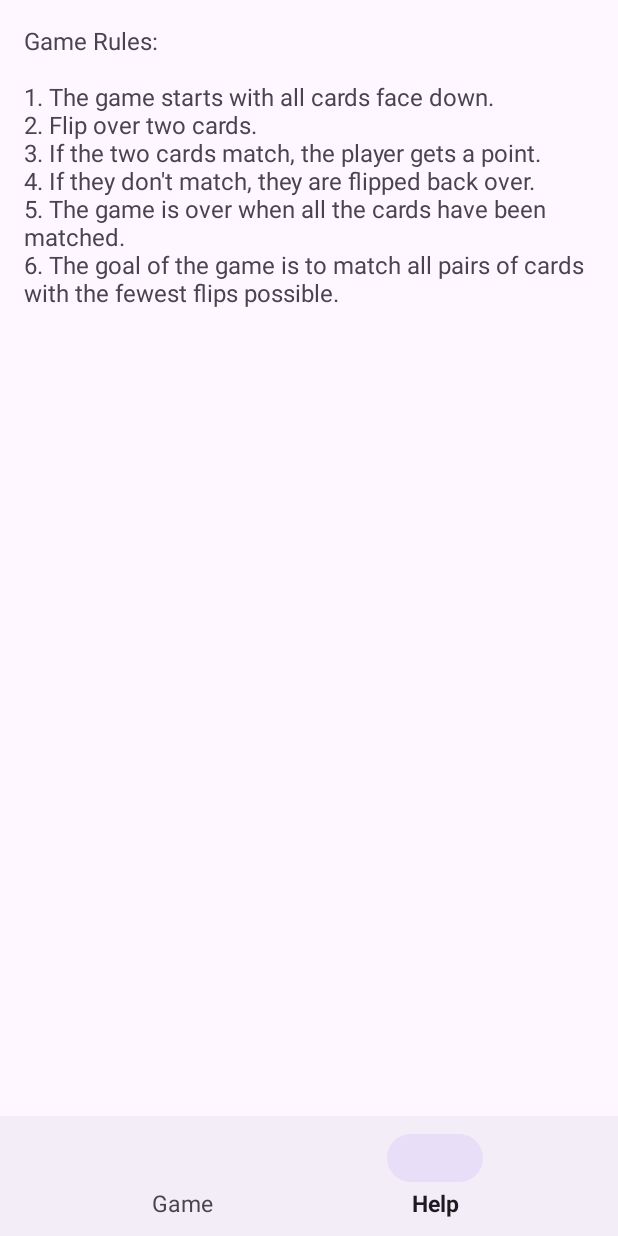
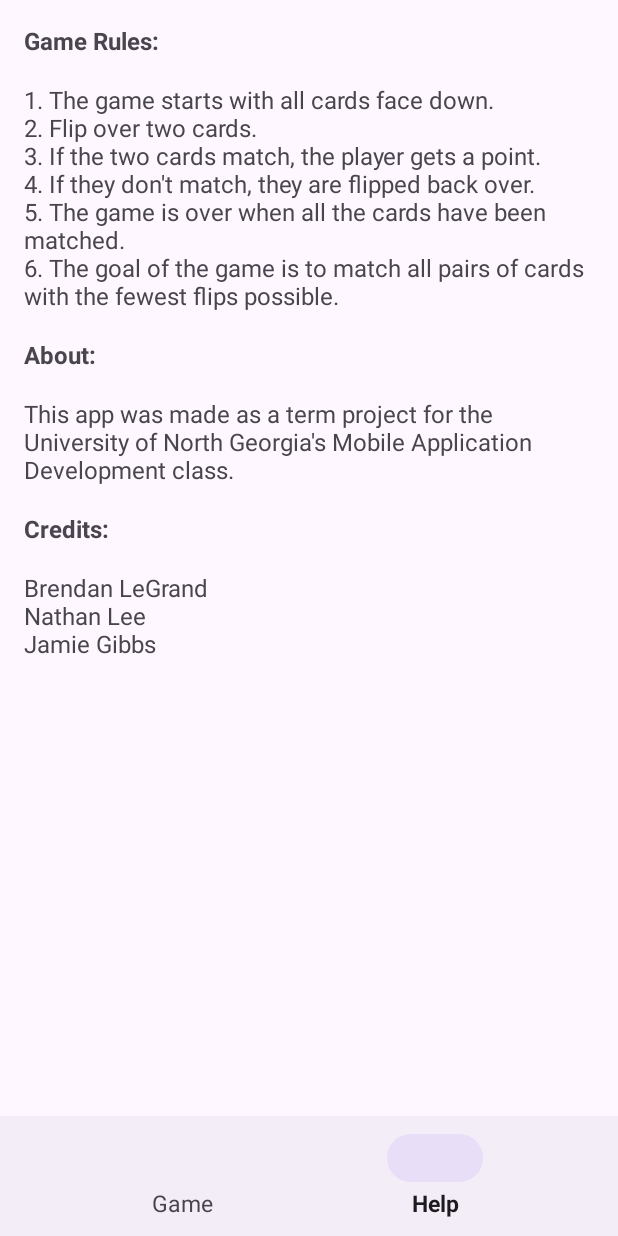
Before and after one commit to BrendanoElTaco/CSCI3660_Memory_Game, an Android app: the screen it shows after launch (MainActivity), item 2 of the bottom bar chosen, on a phone screen of 412 x 824 dp. Run offline under Robolectric (Android 15) with nearby library versions, the phone set to English and light mode, and no system bars.

Commit message:
Updated the help menu with more info

```diff
--- a/app/src/main/java/com/termproject/memorygame/HelpFragment.java
+++ b/app/src/main/java/com/termproject/memorygame/HelpFragment.java
@@ -1,6 +1,7 @@
 package com.termproject.memorygame;
 
 import android.os.Bundle;
+import android.text.Html;
 import android.view.LayoutInflater;
 import android.view.View;
 import android.view.ViewGroup;
@@ -15,19 +16,27 @@ public class HelpFragment extends Fragment {
     @Override
     public View onCreateView(LayoutInflater inflater, ViewGroup container, Bundle savedInstanceState) {
         View view = inflater.inflate(R.layout.fragment_help, container, false);
-
         rulesTextView = view.findViewById(R.id.rules_text_view);
 
-        // Set the game rules
-        String gameRules = "Game Rules:\n\n" +
-                "1. The game starts with all cards face down.\n" +
-                "2. Flip over two cards.\n" +
-                "3. If the two cards match, the player gets a point.\n" +
-                "4. If they don't match, they are flipped back over.\n" +
-                "5. The game is over when all the cards have been matched.\n" +
-                "6. The goal of the game is to match all pairs of cards with the fewest flips possible.";
+        String gameRules = "<b>Game Rules:</b><br><br>" +
+                "1. The game starts with all cards face down.<br>" +
+                "2. Flip over two cards.<br>" +
+                "3. If the two cards match, the player gets a point.<br>" +
+                "4. If they don't match, they are flipped back over.<br>" +
+                "5. The game is over when all the cards have been matched.<br>" +
+                "6. The goal of the game is to match all pairs of cards with the fewest flips possible.<br><br>" +
+                "<b>About:</b><br><br>" +
+                "This app was made as a term project for the University of North Georgia's Mobile Application Development class.<br><br>" +
+                "<b>Credits:</b><br><br>" +
+                "Brendan LeGrand<br>" +
+                "Nathan Lee<br>" +
+                "Jamie Gibbs";
 
-        rulesTextView.setText(gameRules);
+        if (android.os.Build.VERSION.SDK_INT >= android.os.Build.VERSION_CODES.N) {
+            rulesTextView.setText(Html.fromHtml(gameRules, Html.FROM_HTML_MODE_LEGACY));
+        } else {
+            rulesTextView.setText(Html.fromHtml(gameRules));
+        }
 
         return view;
     }
```
